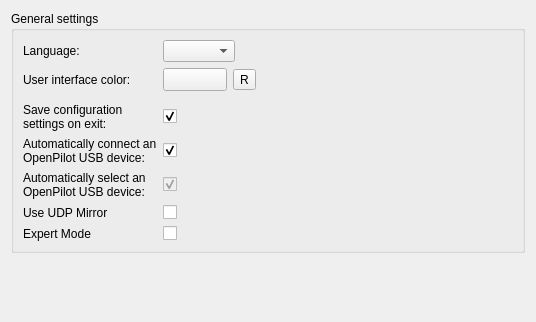
Above: ground/gcs/src/plugins/coreplugin/generalsettings.ui from TauLabs/TauLabs before the change. Below: the same form after it.
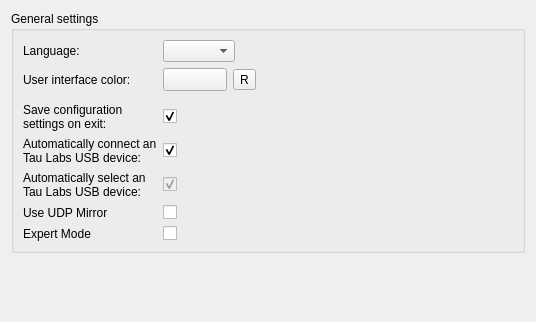
That is the form after the change. Icons and pictures are not drawn. Custom widgets are drawn as their Qt base class.

Commit message: gcs core: replaced some "OpenPilot" by "Tau Labs"

```diff
--- a/ground/gcs/src/plugins/coreplugin/generalsettings.ui
+++ b/ground/gcs/src/plugins/coreplugin/generalsettings.ui
@@ -111,7 +111,7 @@
       <item row="11" column="0">
        <widget class="QLabel" name="label_5">
         <property name="text">
-         <string>Automatically connect an OpenPilot USB device:</string>
+         <string>Automatically connect an Tau Labs USB device:</string>
         </property>
         <property name="wordWrap">
          <bool>true</bool>
@@ -131,7 +131,7 @@
       <item row="12" column="0">
        <widget class="QLabel" name="label_6">
         <property name="text">
-         <string>Automatically select an OpenPilot USB device:</string>
+         <string>Automatically select an Tau Labs USB device:</string>
         </property>
         <property name="wordWrap">
          <bool>true</bool>
```
The commit also changes 8 other files.
